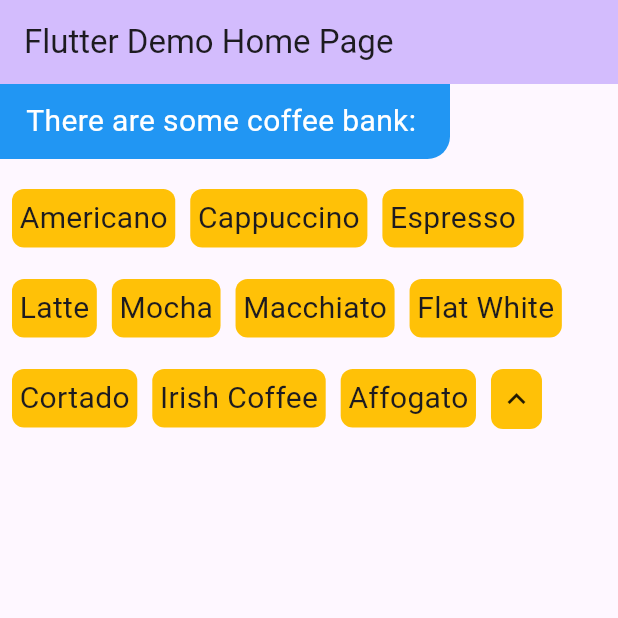
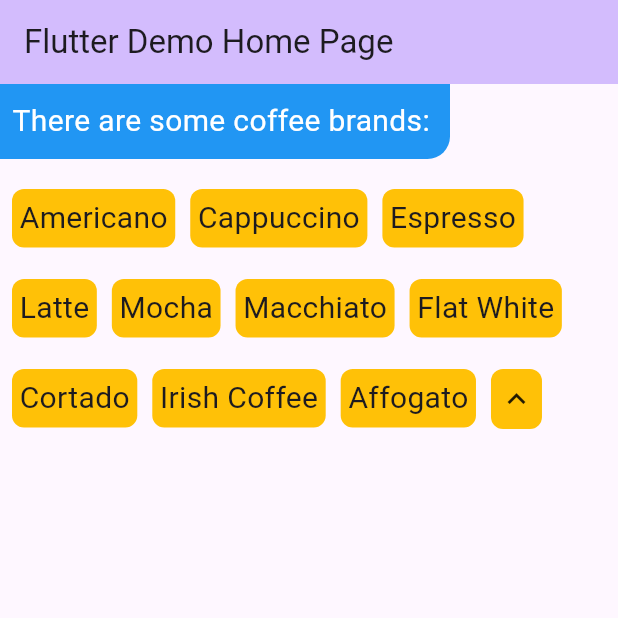
Before and after one commit to JettChen12/flutter_foldable_wrap, a Flutter app: the screen it shows after launch, on a phone screen of 412 x 824 dp, the top half of it. Run offline on Flutter 3.47's test engine with Material 3 defaults, Android fonts, the phone set to English and light mode, and no system bars.

Commit message:
fix: 修改文字错误

```diff
--- a/example/lib/main.dart
+++ b/example/lib/main.dart
@@ -98,7 +98,7 @@ class _MyHomePageState extends State<MyHomePage> {
               height: 50,
               width: 300,
               decoration: BoxDecoration(color: Colors.blue, borderRadius: BorderRadius.only(bottomRight: Radius.circular(15))),
-              child: Center(child: Text('There are some coffee bank: ', style: TextStyle(color: Colors.white, fontSize: 20))),
+              child: Center(child: Text('There are some coffee brands: ', style: TextStyle(color: Colors.white, fontSize: 20))),
             ),
             SizedBox(height: 20),
             Padding(
```
